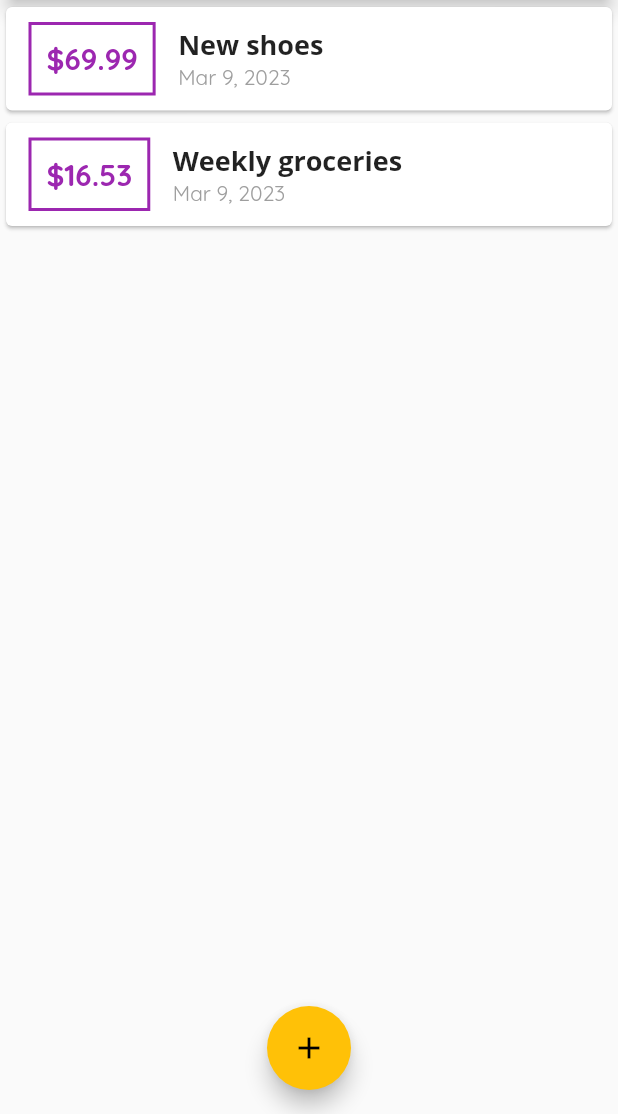
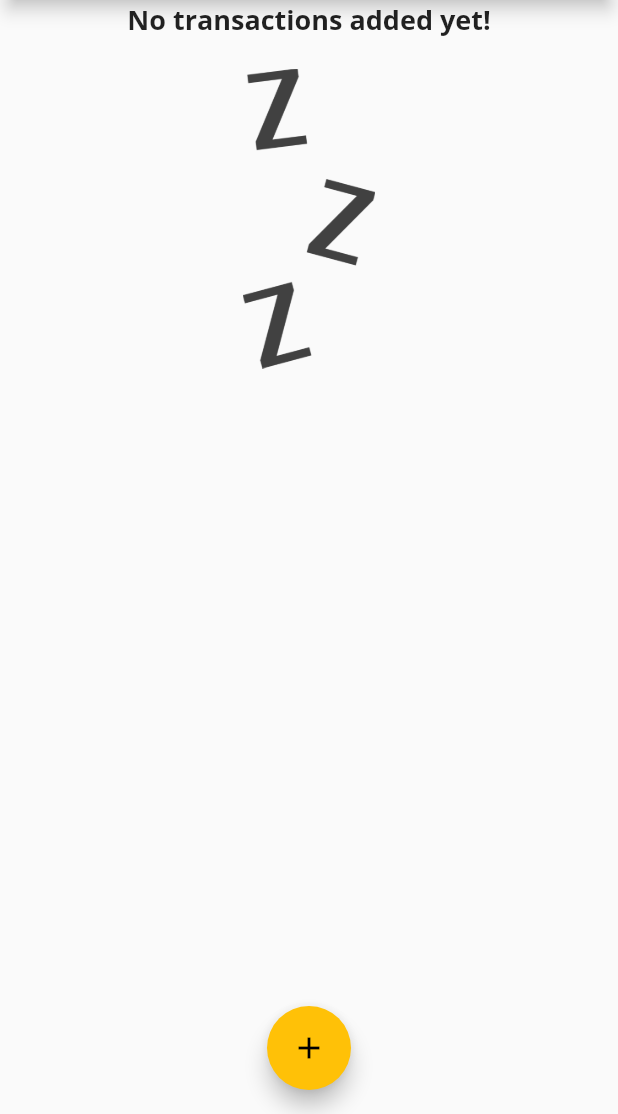
Before and after one commit to ayoline/personal_expenses_app-UDEMY_COURSE, a Flutter app: the screen it shows after launch, on a phone screen of 412 x 824 dp, the part 122-1236 px from its top. Run offline on Flutter 3.47's test engine with Material 2 defaults, Android fonts, the phone set to English and light mode, and no system bars.

Commit message:
add image and config to empty list of tasks

```diff
--- a/lib/main.dart
+++ b/lib/main.dart
@@ -43,20 +43,7 @@ class MyHomePage extends StatefulWidget {
 }
 
 class _MyHomePageState extends State<MyHomePage> {
-  final List<Transaction> _userTransactions = [
-    Transaction(
-      id: 't1',
-      title: 'New shoes',
-      amount: 69.99,
-      date: DateTime.now(),
-    ),
-    Transaction(
-      id: 't2',
-      title: 'Weekly groceries',
-      amount: 16.53,
-      date: DateTime.now(),
-    ),
-  ];
+  final List<Transaction> _userTransactions = [];
 
   void _addNewTransaction(String txTitle, double txAmount) {
     final newTx = Transaction(
--- a/lib/widgets/transaction_list.dart
+++ b/lib/widgets/transaction_list.dart
@@ -10,8 +10,28 @@ class TransactionList extends StatelessWidget {
 
   @override
   Widget build(BuildContext context) {
-    return Column(
-      children: transactions.map((tx) {
+    return Container(
+      height: 300,
+      child: transactions.isEmpty
+          ? Column(
+              children: [
+                Text(
+                  'No transactions added yet!',
+                  style: Theme.of(context).textTheme.titleLarge,
+                ),
+                SizedBox(
+                  height: 20,
+                ),
+                Container(
+                    height: 200,
+                    child: Image.asset(
+                      'assets/images/waiting.png',
+                      fit: BoxFit.cover,
+                    )),
+              ],
+            )
+          : ListView.builder(
+              itemBuilder: (ctx, index) {
                 return Card(
                   child: Row(
                     children: [
@@ -28,7 +48,7 @@ class TransactionList extends StatelessWidget {
                         ),
                         padding: EdgeInsets.all(10),
                         child: Text(
-                  '\$${tx.amount.toStringAsFixed(2)}',
+                          '\$${transactions[index].amount.toStringAsFixed(2)}',
                           style: TextStyle(
                             fontWeight: FontWeight.bold,
                             fontSize: 20,
@@ -40,11 +60,11 @@ class TransactionList extends StatelessWidget {
                         crossAxisAlignment: CrossAxisAlignment.start,
                         children: [
                           Text(
-                    tx.title,
+                            transactions[index].title,
                             style: Theme.of(context).textTheme.titleLarge,
                           ),
                           Text(
-                    DateFormat.yMMMd().format(tx.date),
+                            DateFormat.yMMMd().format(transactions[index].date),
                             style: TextStyle(
                               color: Colors.grey,
                             ),
@@ -54,7 +74,9 @@ class TransactionList extends StatelessWidget {
                     ],
                   ),
                 );
-      }).toList(),
+              },
+              itemCount: transactions.length,
+            ),
     );
   }
 }
--- a/pubspec.yaml
+++ b/pubspec.yaml
@@ -44,8 +44,8 @@ flutter:
   uses-material-design: true
 
   # To add assets to your application, add an assets section, like this:
-  # assets:
-  #   - images/a_dot_burr.jpeg
+  assets:
+    - assets/images/waiting.png
   #   - images/a_dot_ham.jpeg
 
   # An image asset can refer to one or more resolution-specific "variants", see
```
Also changed, not shown: assets/images/waiting.png (added). Lines whose indentation alone changed are shown as unchanged.
